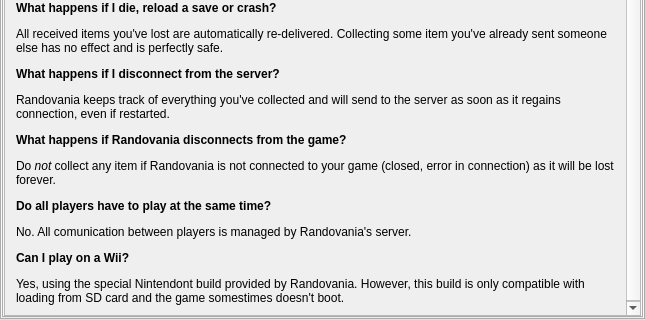
Before: the Qt Designer form randovania/gui/ui_files/main_window.ui in randovania/randovania, drawn with Qt 5; both pictures show x 0 to 645 and y 248 to 568 of the 645 by 568 pixel window.
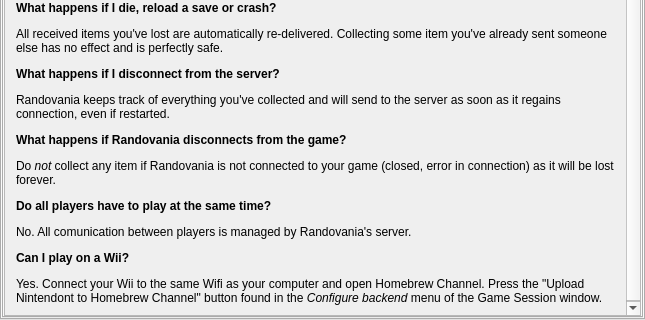
After: the same form once the commit is applied. The open tabs and pages were chosen to show the change. Icons and pictures are not drawn.

Commit message: Update Multiworld faq to mention that USB works

Diff of the .ui file:
```diff
--- a/randovania/gui/ui_files/main_window.ui
+++ b/randovania/gui/ui_files/main_window.ui
@@ -724,15 +724,15 @@
                 <rect>
                  <x>0</x>
                  <y>0</y>
-                 <width>85</width>
-                 <height>2062</height>
+                 <width>635</width>
+                 <height>483</height>
                 </rect>
                </property>
                <layout class="QGridLayout" name="multiworld_scroll_contents_layout">
                 <item row="0" column="0">
                  <widget class="QLabel" name="multiworld_label">
                   <property name="text">
-                   <string>&lt;html&gt;&lt;head/&gt;&lt;body&gt;&lt;p&gt;Multiworld is a co-op multiplayer game mode for the randomizer.&lt;/p&gt;&lt;p&gt;In a multiworld game, each player has their own unique world filled with items destined for an specific player. When you collect an item, it is instantly delivered to the owner.&lt;/p&gt;&lt;p&gt;&lt;span style=&quot; font-weight:600;&quot;&gt;How do I play multiworld?&lt;/span&gt;&lt;/p&gt;&lt;p&gt;In the Play tab, either join a session or host a new one. Create one row for each player, customize their presets and then generate a game. Double check if the presets are correct and then start the session.&lt;/p&gt;&lt;p&gt;Each player exports their own ISO and opens it in Dolphin or Nintendont and keeps Randovania open.&lt;/p&gt;&lt;p&gt;&lt;span style=&quot; font-weight:600;&quot;&gt;What happens if I die, reload a save or crash?&lt;/span&gt;&lt;/p&gt;&lt;p&gt;All received items you've lost are automatically re-delivered. Collecting some item you've already sent someone else has no effect and is perfectly safe.&lt;/p&gt;&lt;p&gt;&lt;span style=&quot; font-weight:600;&quot;&gt;What happens if I disconnect from the server?&lt;/span&gt;&lt;/p&gt;&lt;p&gt;Randovania keeps track of everything you've collected and will send to the server as soon as it regains connection, even if restarted.&lt;/p&gt;&lt;p&gt;&lt;span style=&quot; font-weight:600;&quot;&gt;What happens if Randovania disconnects from the game?&lt;/span&gt;&lt;/p&gt;&lt;p&gt;Do &lt;span style=&quot; font-style:italic;&quot;&gt;not&lt;/span&gt; collect any item if Randovania is not connected to your game (closed, error in connection) as it will be lost forever. &lt;/p&gt;&lt;p&gt;&lt;span style=&quot; font-weight:600;&quot;&gt;Do all players have to play at the same time?&lt;/span&gt;&lt;/p&gt;&lt;p&gt;No. All comunication between players is managed by Randovania's server.&lt;/p&gt;&lt;p&gt;&lt;span style=&quot; font-weight:600;&quot;&gt;Can I play on a Wii?&lt;/span&gt;&lt;/p&gt;&lt;p&gt;Yes, using the special Nintendont build provided by Randovania. However, this build is only compatible with loading from SD card and the game somestimes doesn't boot.&lt;/p&gt;&lt;/body&gt;&lt;/html&gt;</string>
+                   <string>&lt;html&gt;&lt;head/&gt;&lt;body&gt;&lt;p&gt;Multiworld is a co-op multiplayer game mode for the randomizer.&lt;/p&gt;&lt;p&gt;In a multiworld game, each player has their own unique world filled with items destined for an specific player. When you collect an item, it is instantly delivered to the owner.&lt;/p&gt;&lt;p&gt;&lt;span style=&quot; font-weight:600;&quot;&gt;How do I play multiworld?&lt;/span&gt;&lt;/p&gt;&lt;p&gt;In the Play tab, either join a session or host a new one. Create one row for each player, customize their presets and then generate a game. Double check if the presets are correct and then start the session.&lt;/p&gt;&lt;p&gt;Each player exports their own ISO and opens it in Dolphin or Nintendont and keeps Randovania open.&lt;/p&gt;&lt;p&gt;&lt;span style=&quot; font-weight:600;&quot;&gt;What happens if I die, reload a save or crash?&lt;/span&gt;&lt;/p&gt;&lt;p&gt;All received items you've lost are automatically re-delivered. Collecting some item you've already sent someone else has no effect and is perfectly safe.&lt;/p&gt;&lt;p&gt;&lt;span style=&quot; font-weight:600;&quot;&gt;What happens if I disconnect from the server?&lt;/span&gt;&lt;/p&gt;&lt;p&gt;Randovania keeps track of everything you've collected and will send to the server as soon as it regains connection, even if restarted.&lt;/p&gt;&lt;p&gt;&lt;span style=&quot; font-weight:600;&quot;&gt;What happens if Randovania disconnects from the game?&lt;/span&gt;&lt;/p&gt;&lt;p&gt;Do &lt;span style=&quot; font-style:italic;&quot;&gt;not&lt;/span&gt; collect any item if Randovania is not connected to your game (closed, error in connection) as it will be lost forever. &lt;/p&gt;&lt;p&gt;&lt;span style=&quot; font-weight:600;&quot;&gt;Do all players have to play at the same time?&lt;/span&gt;&lt;/p&gt;&lt;p&gt;No. All comunication between players is managed by Randovania's server.&lt;/p&gt;&lt;p&gt;&lt;span style=&quot; font-weight:600;&quot;&gt;Can I play on a Wii?&lt;/span&gt;&lt;/p&gt;&lt;p&gt;Yes. Connect your Wii to the same Wifi as your computer and open Homebrew Channel. Press the &amp;quot;Upload Nintendont to Homebrew Channel&amp;quot; button found in the &lt;span style=&quot; font-style:italic;&quot;&gt;Configure backend&lt;/span&gt; menu of the Game Session window.&lt;/p&gt;&lt;/body&gt;&lt;/html&gt;</string>
                   </property>
                   <property name="alignment">
                    <set>Qt::AlignLeading|Qt::AlignLeft|Qt::AlignTop</set>
```
Left out of the diff: 16 changed lines with no effect on the pictures. The commit also changes 1 other file.
